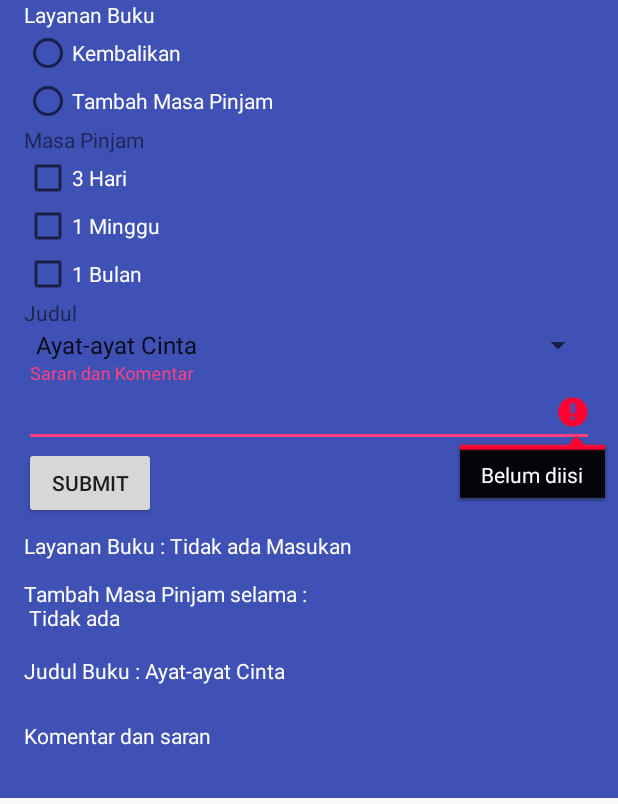
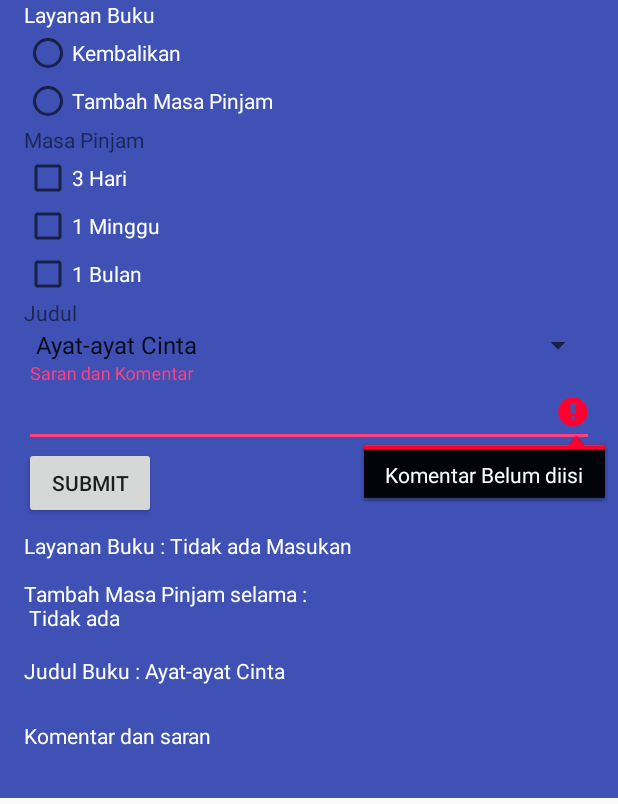
Before and after one commit to HamzahHumam/AplikasiBuku, an Android app: the screen it shows after launch (MainActivity), after a tap on "SUBMIT", on a phone screen of 412 x 824 dp, the part 258-1062 px from its top. Run offline under Robolectric (Android 15) with nearby library versions, the phone set to English and light mode, and no system bars.

Commit message:
Penambahan error message ketika Textinput dikosongkan

```diff
--- a/app/src/main/java/id/sch/smktelkom_mlg/tugas01/xiirpl2015/aplikasibuku/MainActivity.java
+++ b/app/src/main/java/id/sch/smktelkom_mlg/tugas01/xiirpl2015/aplikasibuku/MainActivity.java
@@ -80,7 +80,7 @@ public class MainActivity extends AppCompatActivity {
         String input = etinput.getText().toString();
 
         if(input.isEmpty()){
-            etinput.setError("Belum diisi");
+            etinput.setError("Komentar Belum diisi");
         }
         else {
             etinput.setError(null);
```
